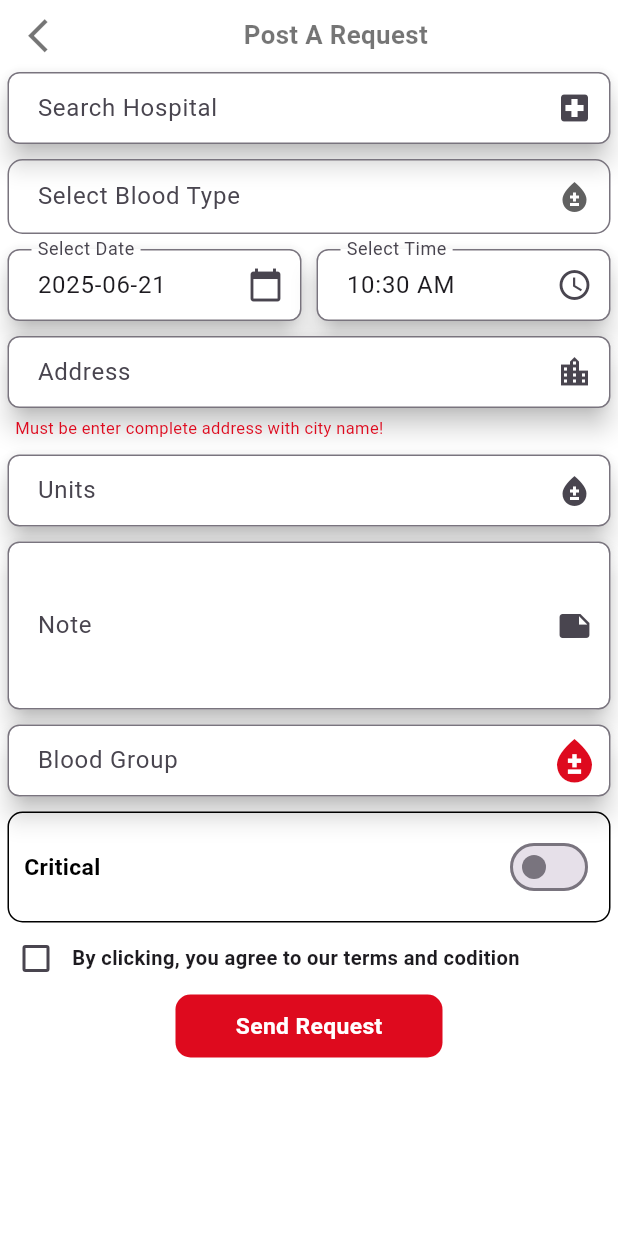
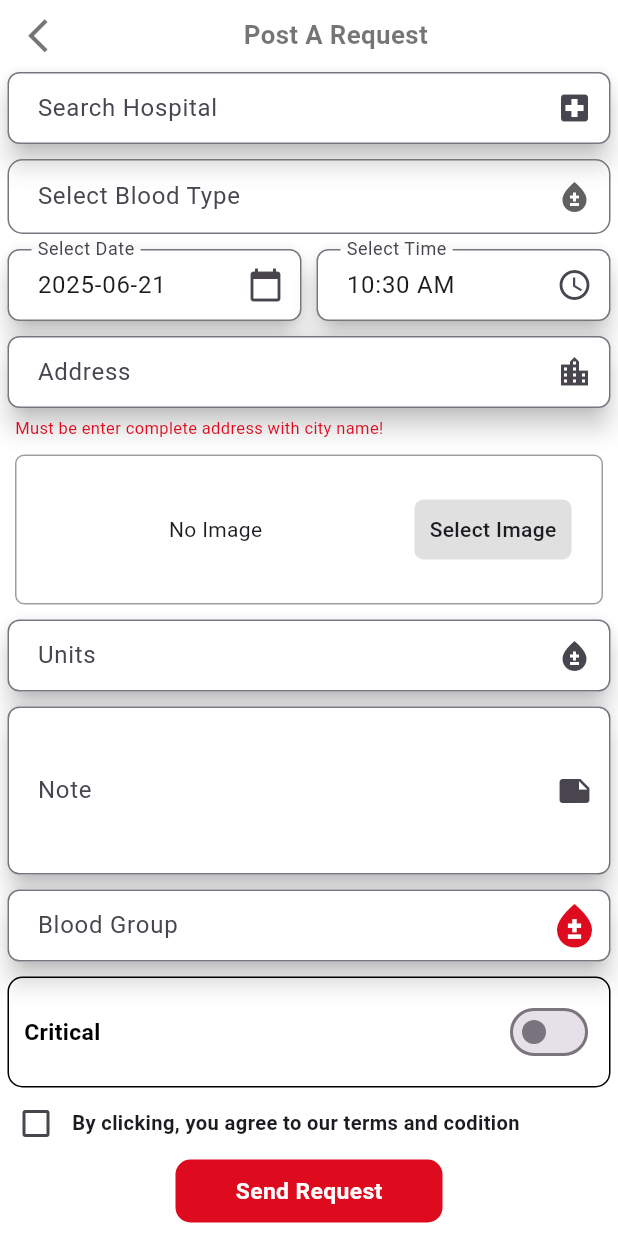
Before and after one commit to nomi168/blood_donor, a Flutter app: the PostRequestScreen screen opened directly, on a phone screen of 412 x 824 dp. Run offline on Flutter 3.47's test engine with Material 3 defaults, Android fonts, the phone set to English and light mode, and no system bars; our stand-ins replace badges, cached_network_image, carousel_slider, cloud_firestore, dots_indicator, firebase_analytics and 26 more; missing offline and left inert: cnic_scanner, coupon_uikit, email_otp, firebase_app_check, syncfusion_flutter_pdfviewer; accounts and stored records are empty; network calls fail; project files that could hold a hidden picture were left out.

Commit message:
remove bugs

```diff
--- a/lib/features/dashboard/feeds/data/models/feed_taker_model.dart
+++ b/lib/features/dashboard/feeds/data/models/feed_taker_model.dart
@@ -18,6 +18,7 @@ class FeedTakerModel {
   String? rating;
   bool? status;
   String? createdAt;
+  String? bloodImage;
 
   FeedTakerModel({
     this.takerId,
@@ -37,6 +38,7 @@ class FeedTakerModel {
     this.rating,
     this.status,
     this.createdAt,
+    this.bloodImage
   });
 
   factory FeedTakerModel.fromJson(Map<String, dynamic> json) {
@@ -57,6 +59,7 @@ class FeedTakerModel {
       situation: json['situation'],
       rating: json['rating'],
       status: json['status'],
+      bloodImage: json['blood_image'],
       createdAt: json['createdAt'] != null
           ? (json['createdAt'] as Timestamp).toDate().toIso8601String()
           : null,
@@ -82,6 +85,7 @@ class FeedTakerModel {
       'rating': rating,
       'status': status,
       'createdAt': createdAt,
+      'blood_image':bloodImage
     };
   }
 }
--- a/lib/features/dashboard/feeds/presentation/screens/feed_screen.dart
+++ b/lib/features/dashboard/feeds/presentation/screens/feed_screen.dart
@@ -413,6 +413,7 @@ class FeedsScreen extends StatelessWidget {
                                                 'location': taker.location,
                                                 'note': taker.note,
                                                 'blood': taker.blood,
+                                                'blood_image': taker.bloodImage,
                                                 'unit': taker.unit,
                                                 'phone_number': taker.number,
                                                 'situation': taker.situation,
--- a/lib/features/dashboard/home/data/models/donor_accept_model.dart
+++ b/lib/features/dashboard/home/data/models/donor_accept_model.dart
@@ -10,6 +10,7 @@ class DonateAcceptModel {
   final String location;
   final String note;
   final String blood;
+  final String bloodImage;
   final String unit;
   final String phoneNumber;
   final String situation;
@@ -35,6 +36,7 @@ class DonateAcceptModel {
     required this.location,
     required this.note,
     required this.blood,
+    required this.bloodImage,
     required this.unit,
     required this.phoneNumber,
     required this.situation,
@@ -62,6 +64,7 @@ class DonateAcceptModel {
         location: json['location'] ?? '',
         note: json['note'] ?? '',
         blood: json['blood'] ?? '',
+        bloodImage: json['blood_image'],
         unit: json['unit'] ?? '',
         phoneNumber: json['phone_number'] ?? '',
         situation: json['situation'] ?? '',
@@ -89,6 +92,7 @@ class DonateAcceptModel {
       'location': location,
       'note': note,
       'blood': blood,
+      'blood_image':bloodImage,
       'unit': unit,
       'phone_number': phoneNumber,
       'situation': situation,
--- /dev/null
+++ b/lib/features/dashboard/post_blood/data/models/user_location_model.dart
@@ -0,0 +1,26 @@
+class UserLocationModel {
+  final String userId;
+  final String userName;
+  final String userLcoation;
+
+  UserLocationModel(
+      {required this.userId,
+      required this.userName,
+      required this.userLcoation});
+
+  factory UserLocationModel.fromJson(Map<String, dynamic> json) {
+    return UserLocationModel(
+      userId: json['user_id'] ?? '',
+      userName: json['donor_name'] ?? '',
+      userLcoation: json['donor_location'] ?? '',
+    );
+  }
+
+  Map<String, dynamic> toJson() {
+    return {
+      'user_id': userId,
+      'donor_name': userName,
+      'donor_location': userLcoation,
+    };
+  }
+}
--- a/lib/features/dashboard/post_blood/presentation/screens/post_request_screen.dart
+++ b/lib/features/dashboard/post_blood/presentation/screens/post_request_screen.dart
@@ -258,6 +258,79 @@ class PostRequestScreen extends StatelessWidget {
                       height: 10,
                     ),
                     Container(
+                      height: 100,
+                      margin: EdgeInsets.symmetric(horizontal: 10),
+                      padding: EdgeInsets.symmetric(horizontal: 10),
+                      decoration: BoxDecoration(
+                        border: Border.all(color: Colors.black38),
+                        color: Colors.white,
+                        borderRadius: BorderRadius.circular(6),
+                      ),
+                      child: Row(
+                        children: [
+                          Expanded(
+                            child: Container(
+                              decoration: BoxDecoration(
+                                  borderRadius: BorderRadius.circular(06)),
+                              height: 90,
+                              child: controller.selectedImage != null
+                                  ? Image.file(controller.selectedImage!,
+                                      fit: BoxFit.cover)
+                                  : const Center(child: Text('No Image')),
+                            ),
+                          ),
+                          SizedBox(width: 10),
+                          InkWell(
+                            splashColor: Colors.transparent,
+                            splashFactory: NoSplash.splashFactory,
+                            onTap: controller.pickImage,
+                            child: Container(
+                              padding: EdgeInsets.symmetric(
+                                  horizontal: 10, vertical: 10),
+                              decoration: BoxDecoration(
+                                color: Colors.grey.shade300,
+                                borderRadius: BorderRadius.circular(6),
+                              ),
+                              child: Text(
+                                'Select Image',
+                                style: TextStyle(
+                                    fontSize: 14, fontWeight: FontWeight.w500),
+                                textAlign: TextAlign.center,
+                              ),
+                            ),
+                          ),
+                          SizedBox(width: 10),
+                          // Expanded(
+                          //   child: InkWell(
+                          //     splashColor: Colors.transparent,
+                          //     splashFactory: NoSplash.splashFactory,
+                          //     onTap: () {
+                          //       // Add your AI verification logic here
+                          //     },
+                          //     child: Container(
+                          //       padding: EdgeInsets.symmetric(
+                          //           horizontal: 10, vertical: 10),
+                          //       decoration: BoxDecoration(
+                          //         color: Colors.grey.shade300,
+                          //         borderRadius: BorderRadius.circular(6),
+                          //       ),
+                          //       child: Text(
+                          //         'Verify to AI',
+                          //         style: TextStyle(
+                          //             fontSize: 14,
+                          //             fontWeight: FontWeight.w500),
+                          //         textAlign: TextAlign.center,
+                          //       ),
+                          //     ),
+                          //   ),
+                          // ),
+                        ],
+                      ),
+                    ),
+                    SizedBox(
+                      height: 10,
+                    ),
+                    Container(
                       margin: EdgeInsets.symmetric(horizontal: 5),
                       child: Material(
                         color: Colors.white,
@@ -427,7 +500,7 @@ class PostRequestScreen extends StatelessWidget {
                     InkWell(
                       splashColor: Colors.transparent,
                       splashFactory: NoSplash.splashFactory,
-                      onTap: () {
+                      onTap: () async {
                         if (controller.hospital.text.isEmpty) {
                           showCustomSnackBar(
                               context, 'must be enter hospital name', false);
@@ -447,6 +520,14 @@ class PostRequestScreen extends StatelessWidget {
 
                           return;
                         }
+                        final image = controller.selectedImage;
+
+                        if (image == null || image.path.isEmpty) {
+                          showCustomSnackBar(
+                              context, 'Please select image', false);
+                          return;
+                        }
+
                         if (controller.unit.text.isEmpty) {
                           showCustomSnackBar(
                               context, 'please enter the unit', false);
@@ -471,6 +552,10 @@ class PostRequestScreen extends StatelessWidget {
 
                           return;
                         }
+                        await controller
+                            .getUserList(controller.blood.text.trim());
+                        await controller.getUserLocationList();
+
                         dynamic payload = {
                           'taker_id': UserController.to.userModel!.id,
                           'email': UserController.to.userModel!.email,
@@ -490,19 +575,22 @@ class PostRequestScreen extends StatelessWidget {
                           'note': controller.note.text.trim(),
                           'blood': controller.blood.text.trim(),
                           'situation': controller.selectedValue,
+                          'blood_image': controller.selectedImage!.path,
                           'rating': '0.0',
                           'status': false,
                         };
                         final mapController = PostRequestController.to;
+
                         Navigator.push(
                           context,
                           PageRouteBuilder(
                             pageBuilder:
                                 (context, animation, secondaryAnimation) {
                               return MapRequestScreen(
-                                payload: payload,
-                                controller: mapController.controller,
-                              );
+                                  payload: payload,
+                                  controller: mapController.controller,
+                                  userList: controller.userList,
+                                  userLocationList: controller.filteredList);
                             },
                             transitionDuration:
                                 const Duration(microseconds: 100),
```
Also changed, not shown: lib/features/dashboard/home/presentation/screens/home_screen.dart (+7 -1 lines), lib/features/dashboard/post_blood/data/datasource/remote_post_request_datasource.dart (+66 -7 lines), lib/features/dashboard/post_blood/domain/repository_post_request.dart (+19 -1 lines), lib/features/dashboard/post_blood/presentation/controllers/map_request_controller.dart (+185 -82 lines), lib/features/dashboard/post_blood/presentation/controllers/post_request_controller.dart (+75 -1 lines), lib/features/dashboard/post_blood/presentation/screens/map_request_screen.dart (+11 -2 lines), 1 other file.
